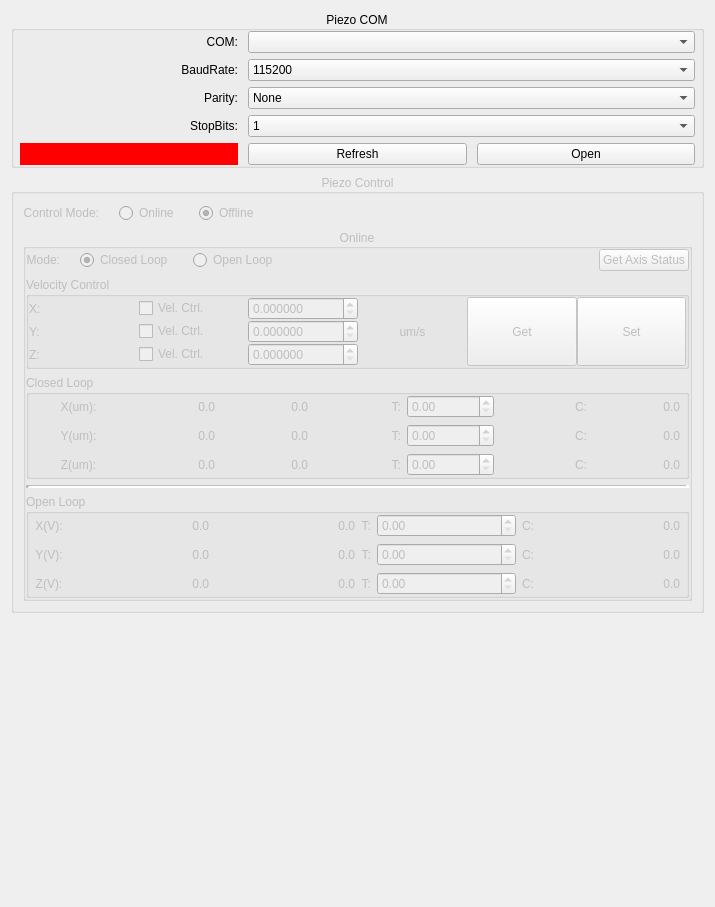
Qt form PI/piezo_config.ui (EdwarDu/autools) before a commit.
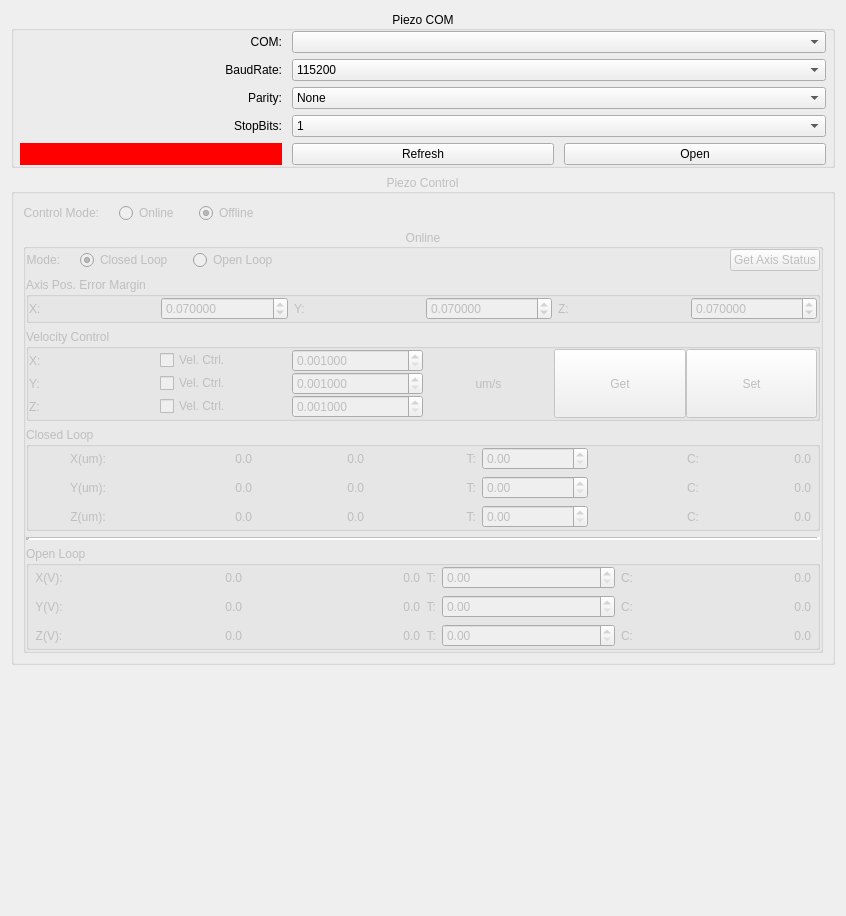
The same form after that commit.

Commit message: adding the settings for error margins for Piezo; TODO: add resume scan feature

Diff of the .ui file:
```diff
--- a/PI/piezo_config.ui
+++ b/PI/piezo_config.ui
@@ -6,8 +6,8 @@
    <rect>
     <x>0</x>
     <y>0</y>
-    <width>715</width>
-    <height>907</height>
+    <width>846</width>
+    <height>916</height>
    </rect>
   </property>
   <property name="windowTitle">
@@ -374,6 +374,123 @@
            </item>
           </layout>
          </item>
+         <item>
+          <widget class="QGroupBox" name="groupBox_ErrMargin">
+           <property name="title">
+            <string>Axis Pos. Error Margin</string>
+           </property>
+           <layout class="QHBoxLayout" name="horizontalLayout_2">
+            <property name="leftMargin">
+             <number>0</number>
+            </property>
+            <property name="topMargin">
+             <number>0</number>
+            </property>
+            <property name="rightMargin">
+             <number>0</number>
+            </property>
+            <property name="bottomMargin">
+             <number>0</number>
+            </property>
+            <item>
+             <widget class="QLabel" name="label_57">
+              <property name="text">
+               <string>X:</string>
+              </property>
+              <property name="alignment">
+               <set>Qt::AlignLeading|Qt::AlignLeft|Qt::AlignVCenter</set>
+              </property>
+             </widget>
+            </item>
+            <item>
+             <widget class="QDoubleSpinBox" name="doubleSpinBox_Xem">
+              <property name="keyboardTracking">
+               <bool>false</bool>
+              </property>
+              <property name="decimals">
+               <number>6</number>
+              </property>
+              <property name="minimum">
+               <double>0.000000000000000</double>
+              </property>
+              <property name="maximum">
+               <double>2.000000000000000</double>
+              </property>
+              <property name="singleStep">
+               <double>0.010000000000000</double>
+              </property>
+              <property name="value">
+               <double>0.070000000000000</double>
+              </property>
+             </widget>
+            </item>
+            <item>
+             <widget class="QLabel" name="label_58">
+              <property name="text">
+               <string>Y:</string>
+              </property>
+              <property name="alignment">
+               <set>Qt::AlignLeading|Qt::AlignLeft|Qt::AlignVCenter</set>
+              </property>
+             </widget>
+            </item>
+            <item>
+             <widget class="QDoubleSpinBox" name="doubleSpinBox_Yem">
+              <property name="keyboardTracking">
+               <bool>false</bool>
+              </property>
+              <property name="decimals">
+               <number>6</number>
+              </property>
+              <property name="minimum">
+               <double>0.000000000000000</double>
+              </property>
+              <property name="maximum">
+               <double>2.000000000000000</double>
+              </property>
+              <property name="singleStep">
+               <double>0.010000000000000</double>
+              </property>
+              <property name="value">
+               <double>0.070000000000000</double>
+              </property>
+             </widget>
+            </item>
+            <item>
+             <widget class="QLabel" name="label_59">
+              <property name="text">
+               <string>Z:</string>
+              </property>
+              <property name="alignment">
+               <set>Qt::AlignLeading|Qt::AlignLeft|Qt::AlignVCenter</set>
+              </property>
+             </widget>
+            </item>
+            <item>
+             <widget class="QDoubleSpinBox" name="doubleSpinBox_Zem">
+              <property name="keyboardTracking">
+               <bool>false</bool>
+              </property>
+              <property name="decimals">
+               <number>6</number>
+              </property>
+              <property name="minimum">
+               <double>0.000000000000000</double>
+              </property>
+              <property name="maximum">
+               <double>2.000000000000000</double>
+              </property>
+              <property name="singleStep">
+               <double>0.010000000000000</double>
+              </property>
+              <property name="value">
+               <double>0.070000000000000</double>
+              </property>
+             </widget>
+            </item>
+           </layout>
+          </widget>
+         </item>
          <item>
           <widget class="QGroupBox" name="groupBox_VelControl">
            <property name="title">
@@ -422,8 +539,11 @@
                 <property name="decimals">
                  <number>6</number>
                 </property>
+                <property name="minimum">
+                 <double>0.001000000000000</double>
+                </property>
                 <property name="maximum">
-                 <double>100.000000000000000</double>
+                 <double>200.000000000000000</double>
                 </property>
                 <property name="singleStep">
                  <double>0.010000000000000</double>
@@ -465,8 +585,11 @@
                 <property name="decimals">
                  <number>6</number>
                 </property>
+                <property name="minimum">
+                 <double>0.001000000000000</double>
+                </property>
                 <property name="maximum">
-                 <double>100.000000000000000</double>
+                 <double>200.000000000000000</double>
                 </property>
                 <property name="singleStep">
                  <double>0.010000000000000</double>
@@ -498,8 +621,11 @@
                 <property name="decimals">
                  <number>6</number>
                 </property>
+                <property name="minimum">
+                 <double>0.001000000000000</double>
+                </property>
                 <property name="maximum">
-                 <double>100.000000000000000</double>
+                 <double>200.000000000000000</double>
                 </property>
                 <property name="singleStep">
                  <double>0.010000000000000</double>
```
The commit also changes 5 other files.
